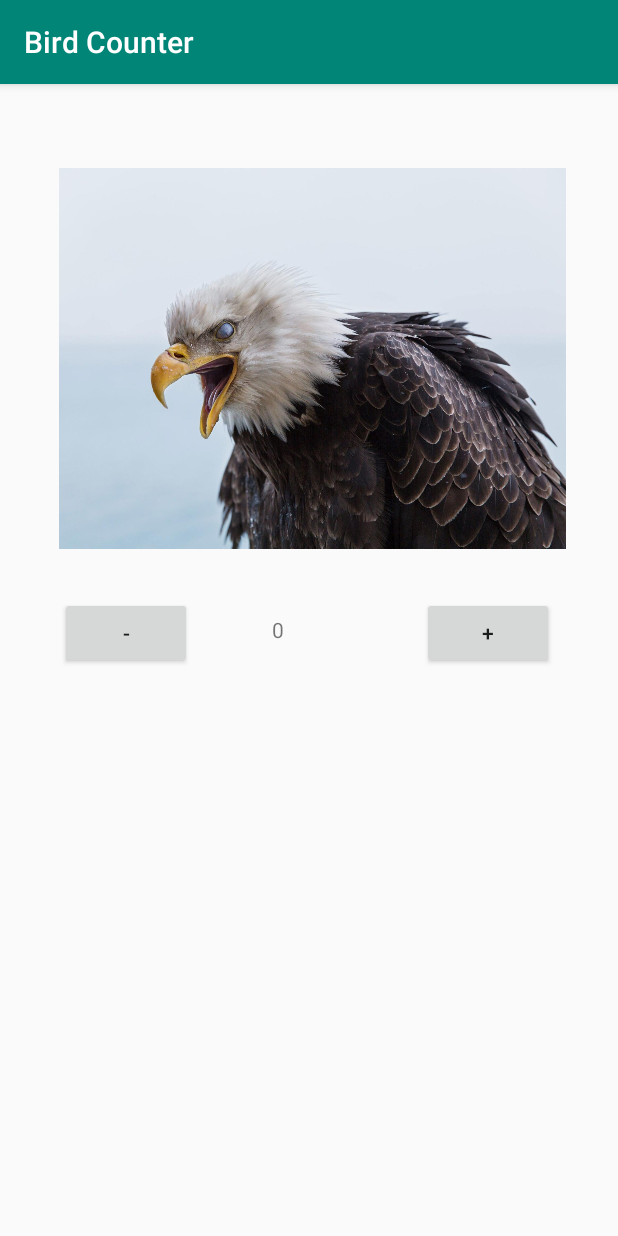
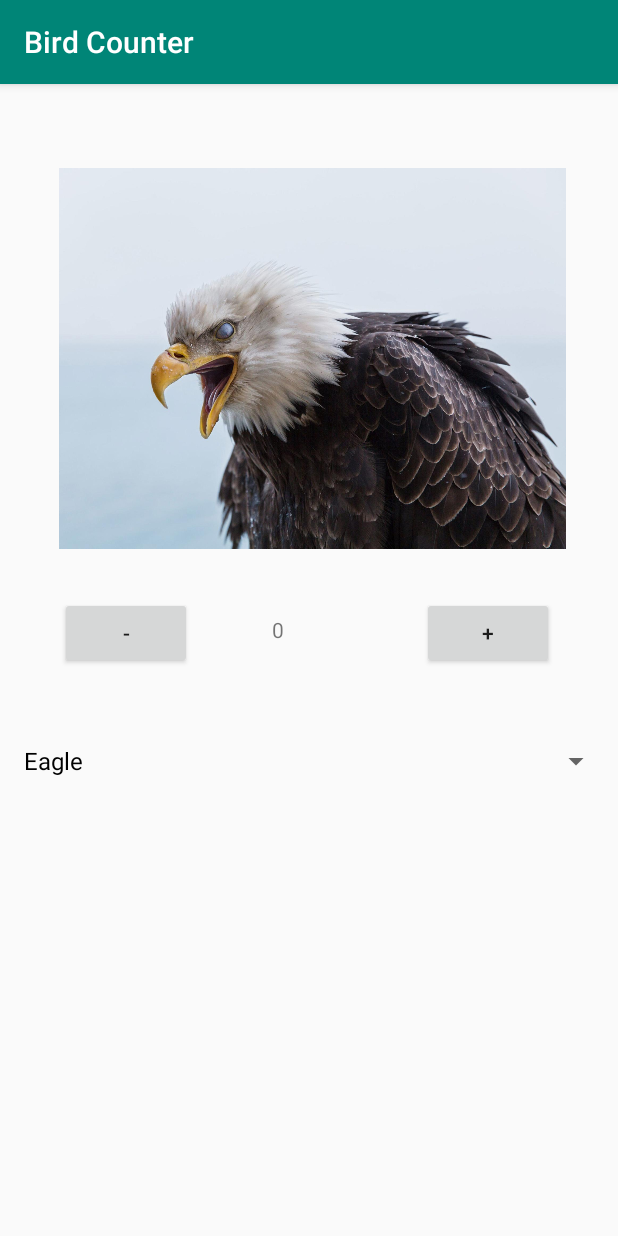
Before and after one commit to mpatterson16/BirdCounter, an Android app: the screen it shows after launch (MainActivity), on a phone screen of 412 x 824 dp. Run offline under Robolectric (Android 15) with nearby library versions, the phone set to English and light mode, and no system bars.

Commit message:
finished all base requirements

```diff
--- /dev/null
+++ b/app/src/main/java/com/example/birdcounter/Bird.java
@@ -0,0 +1,34 @@
+package com.example.birdcounter;
+
+public class Bird {
+    String name;
+    String count;
+    String picture;
+
+    Bird(String name, String picture) {
+        this.name = name;
+        this.picture = picture;
+        this.count = "0";
+    }
+
+    public String getName() {
+        return name;
+    }
+
+    public String getPicture() {
+        return picture;
+    }
+
+    public String getCount() {
+        return count;
+    }
+
+    public void setCount(String count) {
+        this.count = count;
+    }
+
+    @Override
+    public String toString() {
+        return name;
+    }
+}
--- a/app/src/main/java/com/example/birdcounter/MainActivity.java
+++ b/app/src/main/java/com/example/birdcounter/MainActivity.java
@@ -3,15 +3,25 @@ package com.example.birdcounter;
 import androidx.appcompat.app.AppCompatActivity;
 
 import android.os.Bundle;
+import android.util.Log;
 import android.view.View;
+import android.widget.AdapterView;
+import android.widget.ArrayAdapter;
 import android.widget.Button;
+import android.widget.ImageView;
+import android.widget.Spinner;
 import android.widget.TextView;
 
+import java.lang.reflect.Array;
 
-public class MainActivity extends AppCompatActivity {
+
+public class MainActivity extends AppCompatActivity implements AdapterView.OnItemSelectedListener {
     Button eagleMinusButton;
     Button eaglePlusButton;
     TextView eagleNumber;
+    Spinner birdSpinner;
+    Bird[] birdArray;
+    ImageView birdImage;
 
     @Override
     protected void onCreate(Bundle savedInstanceState) {
@@ -20,11 +30,22 @@ public class MainActivity extends AppCompatActivity {
         eagleMinusButton=(Button)findViewById(R.id.eagleMinusButton);
         eaglePlusButton=(Button)findViewById(R.id.eaglePlusButton);
         eagleNumber=(TextView)findViewById(R.id.eagleNumber);
+        birdImage = (ImageView) findViewById(R.id.birdImage);
+
+        birdArray = new Bird[]{new Bird("Eagle", R.drawable.screamingeagle + ""), new Bird("Puffin", R.drawable.screaming_puffin + "")};
+        birdSpinner = (Spinner) findViewById(R.id.birdSpinner);
+        ArrayAdapter<Bird> adapter = new ArrayAdapter<Bird>(this,
+                android.R.layout.simple_spinner_dropdown_item, birdArray);
+        birdSpinner.setAdapter(adapter);
+
+        birdSpinner.setOnItemSelectedListener(this);
 
         eaglePlusButton.setOnClickListener(new View.OnClickListener() {
             @Override
             public void onClick(View view) {
                 eagleNumber.setText((Integer.parseInt(eagleNumber.getText().toString()) + 1) + "");
+
+                birdArray[birdSpinner.getSelectedItemPosition()].setCount(eagleNumber.getText() + "");
             }
         });
 
@@ -33,14 +54,23 @@ public class MainActivity extends AppCompatActivity {
             public void onClick(View view) {
                 if(Integer.parseInt(eagleNumber.getText().toString()) > 0) {
                     eagleNumber.setText((Integer.parseInt(eagleNumber.getText().toString()) - 1) + "");
+                    birdArray[birdSpinner.getSelectedItemPosition()].setCount(eagleNumber.getText() + "");
                 }
-
-
             }
         });
 
     }
 
+    public void onItemSelected(AdapterView<?> parent, View view, int pos, long id) {
+        // An item was selected. You can retrieve the selected item using
+        // parent.getItemAtPosition(pos)
+        eagleNumber.setText(birdArray[pos].getCount());
+        birdImage.setImageResource(Integer.parseInt(birdArray[pos].getPicture()));
+    }
+
+    public void onNothingSelected(AdapterView<?> parent) {
+        // Another interface callback
+    }
 
 
 
--- a/app/src/main/res/layout/activity_main.xml
+++ b/app/src/main/res/layout/activity_main.xml
@@ -19,7 +19,7 @@
             android:layout_height="wrap_content">
 
             <ImageView
-                android:id="@+id/imageView"
+                android:id="@+id/birdImage"
                 android:layout_width="338dp"
                 android:layout_height="262dp"
                 android:layout_column="1"
@@ -37,7 +37,7 @@
                 android:text="+"
                 app:layout_constraintEnd_toEndOf="parent"
                 app:layout_constraintStart_toEndOf="@+id/eagleNumber"
-                app:layout_constraintTop_toBottomOf="@+id/imageView" />
+                app:layout_constraintTop_toBottomOf="@+id/birdImage" />
 
             <Button
                 android:id="@+id/eagleMinusButton"
@@ -50,7 +50,7 @@
                 app:layout_constraintEnd_toStartOf="@+id/eagleNumber"
                 app:layout_constraintHorizontal_bias="0.428"
                 app:layout_constraintStart_toStartOf="parent"
-                app:layout_constraintTop_toBottomOf="@+id/imageView" />
+                app:layout_constraintTop_toBottomOf="@+id/birdImage" />
 
             <TextView
                 android:id="@+id/eagleNumber"
@@ -60,7 +60,18 @@
                 android:text="0"
                 app:layout_constraintEnd_toEndOf="parent"
                 app:layout_constraintStart_toStartOf="parent"
-                app:layout_constraintTop_toBottomOf="@+id/imageView" />
+                app:layout_constraintTop_toBottomOf="@+id/birdImage" />
+
+            <Spinner
+                android:id="@+id/birdSpinner"
+                android:layout_width="400dp"
+                android:layout_height="wrap_content"
+                android:layout_marginStart="8dp"
+                android:layout_marginLeft="8dp"
+                android:layout_marginTop="36dp"
+                android:spinnerMode="dialog"
+                app:layout_constraintStart_toStartOf="parent"
+                app:layout_constraintTop_toBottomOf="@+id/eagleNumber" />
         </androidx.constraintlayout.widget.ConstraintLayout>
     </ScrollView>
 
```
Also changed, not shown: app/src/main/res/values/birds.xml (added, +25 -0 lines).
